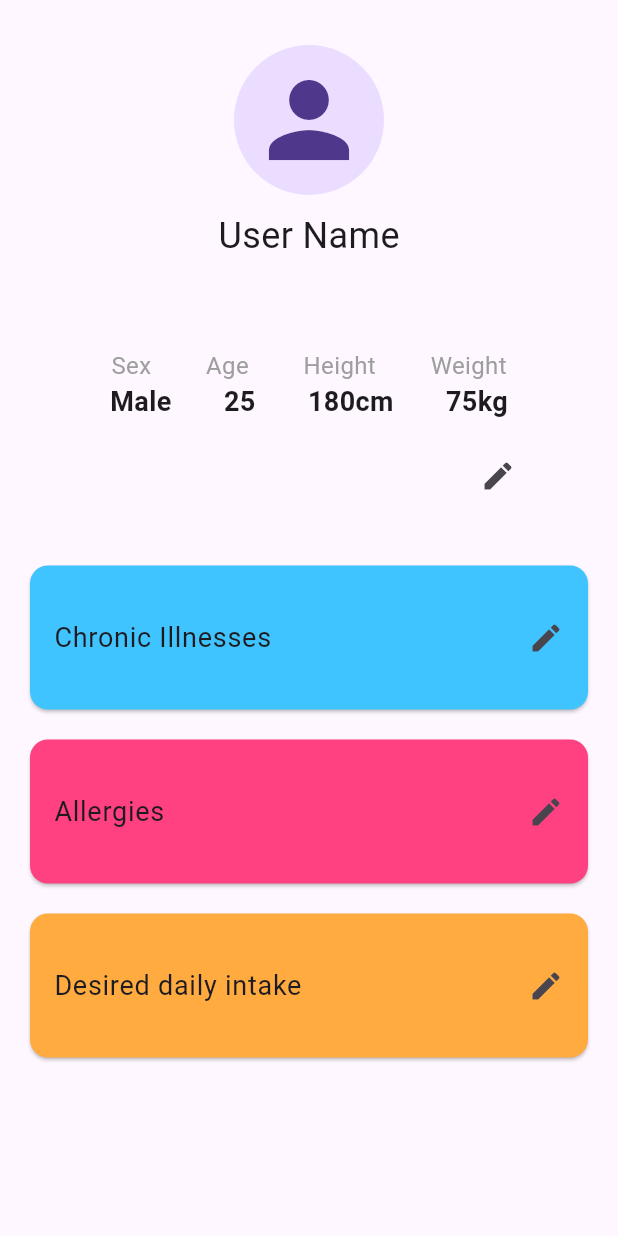
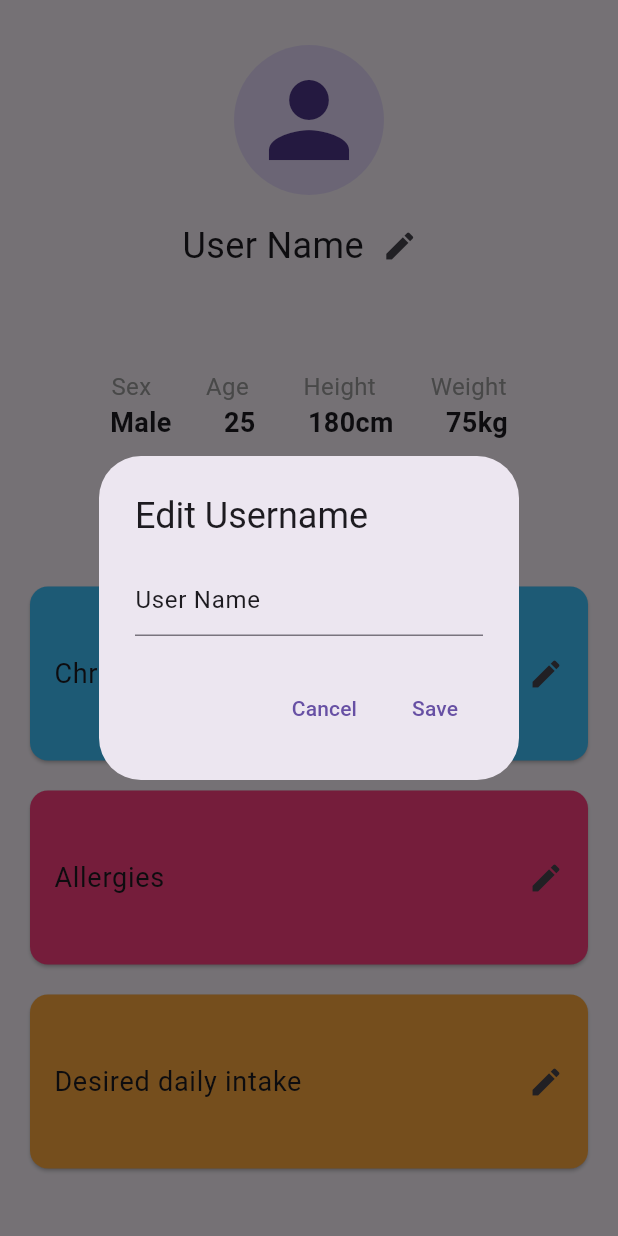
Before and after one commit to neoman-omyeon-go/Bigsasimi_FrontEnd, a Flutter app: the Profile screen opened directly, after a tap on the "edit" icon, on a phone screen of 412 x 824 dp. Run offline on Flutter 3.47's test engine with Material 3 defaults, Android fonts, the phone set to English and light mode, and no system bars; our stand-ins replace dio, flutter_native_splash, flutter_secure_storage, fluttertoast; missing offline and left inert: dart:js, dart:js_interop; accounts and stored records are empty.

Commit message:
Profile edit ontab icon done

```diff
--- a/lib/profile.dart
+++ b/lib/profile.dart
@@ -15,13 +15,10 @@ class _ProfileState extends State<Profile> {
           SizedBox(height: 30),
           CircleAvatar(
             radius: 50,
-            child: GestureDetector(
-              onTap: _editProfilePicture,
-              child: Icon(Icons.person, size: 80),
-            ),
+            child: Icon(Icons.person, size: 80),
           ),
           SizedBox(height: 10),
-          Center(child: Text('User Name', style: TextStyle(fontSize: 24))),
+          EditableUserName(initialName: 'User Name'), // 초기 사용자 이름 설정
           SizedBox(height: 20),
           Padding(
             padding: const EdgeInsets.symmetric(horizontal: 20),
@@ -172,8 +169,6 @@ class UserInfoRow extends StatelessWidget {
   }
 }
 
-
-
 class ProfileSectionButton extends StatelessWidget {
   final String title;
   final Color color;
@@ -192,7 +187,7 @@ class ProfileSectionButton extends StatelessWidget {
       color: color,
       margin: EdgeInsets.symmetric(vertical: 10),
       child: ListTile(
-        contentPadding: EdgeInsets.symmetric(vertical: 20.0, horizontal: 16.0),
+        contentPadding: EdgeInsets.symmetric(vertical: 30.0, horizontal: 16.0),
         title: Text(title, style: TextStyle(fontSize: 18)),
         trailing: Icon(Icons.edit),
         onTap: onTap,
@@ -243,3 +238,80 @@ class UserInfoSection extends StatelessWidget {
     );
   }
 }
+
+class EditableUserName extends StatefulWidget {
+  final String initialName;
+
+  const EditableUserName({Key? key, required this.initialName}) : super(key: key);
+
+  @override
+  _EditableUserNameState createState() => _EditableUserNameState();
+}
+
+class _EditableUserNameState extends State<EditableUserName> {
+  late TextEditingController _controller;
+  late String userName;
+
+  @override
+  void initState() {
+    super.initState();
+    userName = widget.initialName;
+    _controller = TextEditingController(text: userName);
+  }
+
+  @override
+  void dispose() {
+    _controller.dispose();
+    super.dispose();
+  }
+
+  void _editName() {
+    showDialog(
+      context: context,
+      builder: (context) => AlertDialog(
+        title: Text('Edit Username'),
+        content: TextField(
+          controller: _controller,
+          decoration: InputDecoration(hintText: "Enter new username"),
+        ),
+        actions: <Widget>[
+          TextButton(
+            child: Text('Cancel'),
+            onPressed: () => Navigator.of(context).pop(),
+          ),
+          TextButton(
+            child: Text('Save'),
+            onPressed: () {
+              setState(() {
+                userName = _controller.text;
+                Navigator.of(context).pop();
+                //userName을 API를 통해서 서버로 보내야 함.
+              });
+            },
+          ),
+        ],
+      ),
+    );
+  }
+
+  @override
+  Widget build(BuildContext context) {
+    return Center(
+      child: Row(
+        mainAxisSize: MainAxisSize.min, // Row의 크기를 내용물에 맞춤
+        mainAxisAlignment: MainAxisAlignment.center, // 요소들을 Row의 중앙에 배치
+        children: [
+          Text(
+            userName,
+            style: TextStyle(fontSize: 24),
+          ),
+          IconButton(
+            icon: Icon(Icons.edit),
+            onPressed: _editName,
+            tooltip: 'Edit Username',
+          ),
+        ],
+      ),
+    );
+  }
+}
```
